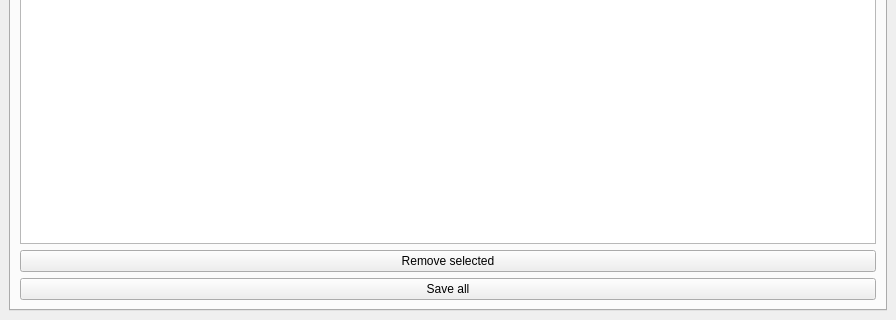
This is extensions/bf_sersSubstrate_coorGen/bf_sersSubstrate_coorGen.ui in The-Thomas-Lab-UCL/orm-iris as Qt 5 draws it before an edit; both pictures show x 0 to 896 and y 441 to 761 of the 896 by 761 pixel window. The edited form follows.
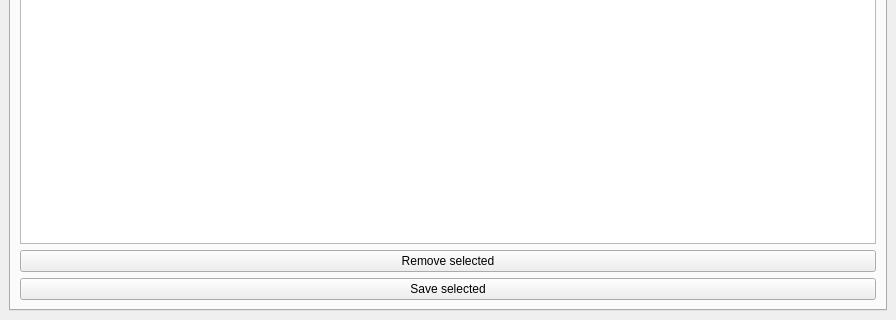
This is the edited form. The open tabs and pages were chosen to show the change.

Commit message:
bugfix: auto-sersSubstrate-coorGen
Now when there are items with the same name, it will overwrite it.

What changed in the file:
```diff
--- a/extensions/bf_sersSubstrate_coorGen/bf_sersSubstrate_coorGen.ui
+++ b/extensions/bf_sersSubstrate_coorGen/bf_sersSubstrate_coorGen.ui
@@ -106,7 +106,7 @@
               <item>
                <widget class="QPushButton" name="btn_saveall">
                 <property name="text">
-                 <string>Save all</string>
+                 <string>Save selected</string>
                 </property>
                </widget>
               </item>
```
The commit also changes 2 other files.
